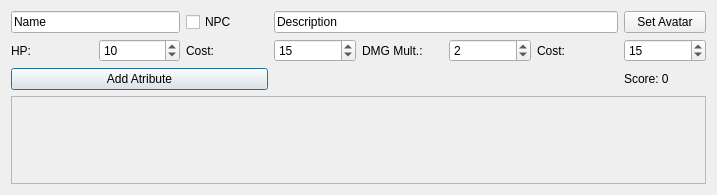
The window that charactertab.ui (Michael-A-D/HelloWorlds) describes before a commit, drawn with Qt 5.
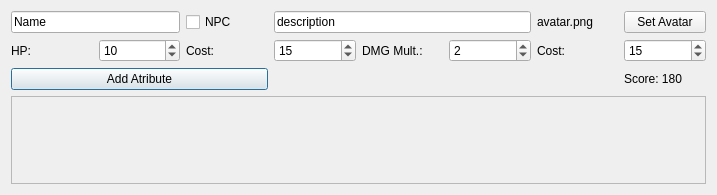
The same window after the commit.

Commit message: - Adding: Avatars - Improving layout management

Patch:
```diff
--- a/charactertab.ui
+++ b/charactertab.ui
@@ -116,7 +116,7 @@
    <item row="3" column="7">
     <widget class="QLabel" name="score">
      <property name="text">
-      <string>Score: 0</string>
+      <string>Score: 180</string>
      </property>
     </widget>
    </item>
@@ -128,16 +128,23 @@
     </widget>
    </item>
    <item row="0" column="7">
-    <widget class="QPushButton" name="avatar">
+    <widget class="QPushButton" name="setAvatar">
      <property name="text">
       <string>Set Avatar</string>
      </property>
     </widget>
    </item>
-   <item row="0" column="3" colspan="4">
+   <item row="0" column="3" colspan="3">
     <widget class="QLineEdit" name="descritpion">
      <property name="text">
-      <string>Description</string>
+      <string>description</string>
+     </property>
+    </widget>
+   </item>
+   <item row="0" column="6">
+    <widget class="QLabel" name="avatar">
+     <property name="text">
+      <string>avatar.png</string>
      </property>
     </widget>
    </item>
```
The commit also changes 6 other files.
